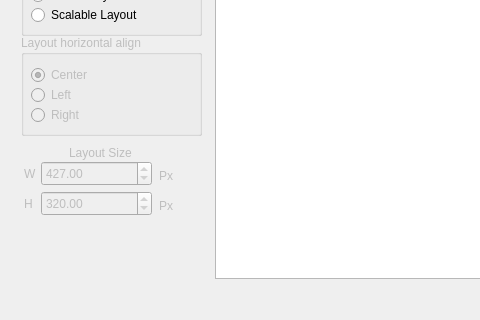
Nepherhotep/terevaka-ui-builder, file designer.ui: the form before one commit; both pictures show x 0 to 480 and y 229 to 549 of the 1098 by 549 pixel window.
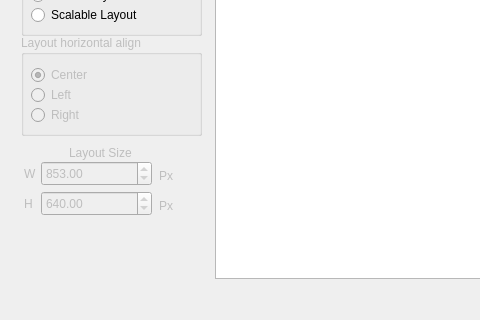
The form after the commit. The open tabs and pages were chosen to show the change. Custom widgets are drawn as their Qt base class.

Commit message: changed layout to double scalable

What changed in the file:
```diff
--- a/designer.ui
+++ b/designer.ui
@@ -203,7 +203,7 @@
            <double>99999.000000000000000</double>
           </property>
           <property name="value">
-           <double>427.000000000000000</double>
+           <double>853.000000000000000</double>
           </property>
          </widget>
          <widget class="QLabel" name="layoutHeightLabel">
@@ -363,7 +363,7 @@
            <double>99999.990000000005239</double>
           </property>
           <property name="value">
-           <double>320.000000000000000</double>
+           <double>640.000000000000000</double>
           </property>
          </widget>
          <widget class="QLabel" name="layoutWidthLabel">
```
The commit also changes 1 other file.
